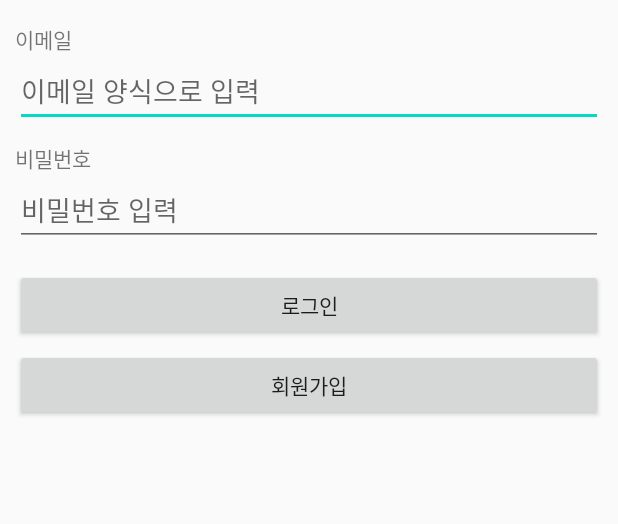
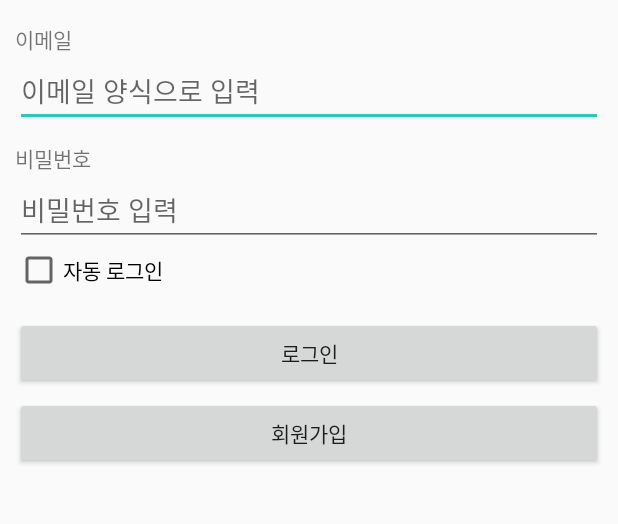
Before and after one commit to cho881020/APIPractice_20200613, an Android app: the screen it shows after launch (LoginActivity), on a phone screen of 412 x 824 dp, the part 324-848 px from its top. Run offline under Robolectric (Android 15) with nearby library versions, the phone set to English and light mode, and no system bars.

Commit message:
자동로그인 여부 저장 / 조회 기능 추가

```diff
--- a/app/src/main/res/layout/activity_login.xml
+++ b/app/src/main/res/layout/activity_login.xml
@@ -47,6 +47,10 @@
         android:inputType="textPassword"
         android:hint="비밀번호 입력" />
 
+    <CheckBox
+        android:layout_width="wrap_content"
+        android:layout_height="wrap_content"
+        android:text="자동 로그인" />
 
     <Button
         android:id="@+id/loginBtn"
```
Also changed, not shown: app/src/main/java/kr/co/tjoeun/apipractice_20200613/utils/ContextUtil.kt (+15 -2 lines).
